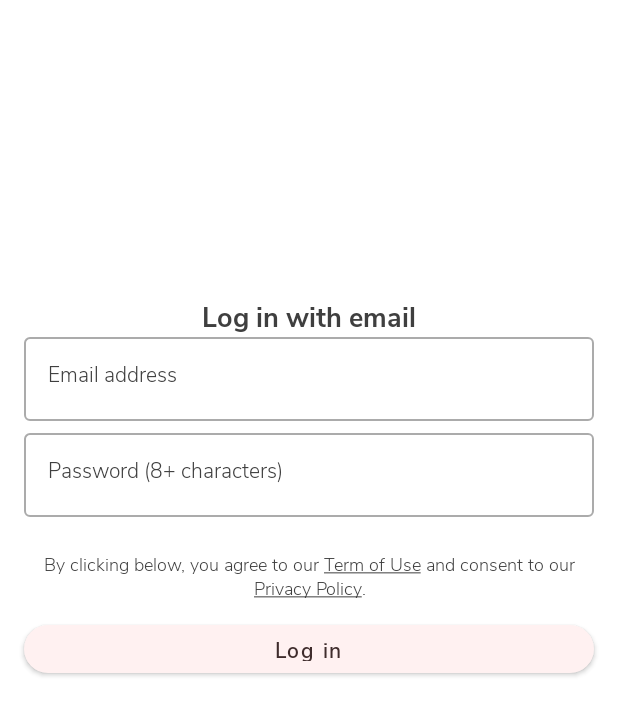
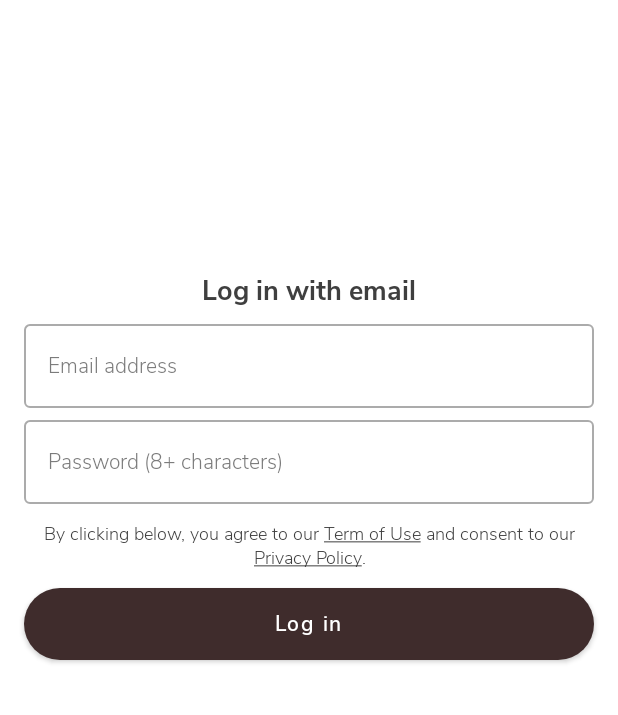
Before and after one commit to dalomo-net/week3-Speed-Round, an Android app built with Jetpack Compose: the screen it shows after launch (MainActivity), after a tap on "Log in", on a phone screen of 412 x 824 dp. Shown: the top 715 px of the screen. Run offline under Robolectric (Android 15) with nearby library versions, the phone set to English and light mode, and no system bars; our stand-ins replace accompanist; libraries missing offline, so code that uses them is left out: dev.chrisbanes.accompanist; missing, so only their content is drawn: ProvideWindowInsets.

Commit message:
comp login

```diff
--- a/app/src/main/java/com/example/androiddevchallenge/Login.kt
+++ b/app/src/main/java/com/example/androiddevchallenge/Login.kt
@@ -20,11 +20,13 @@ import androidx.compose.foundation.layout.Spacer
 import androidx.compose.foundation.layout.fillMaxWidth
 import androidx.compose.foundation.layout.height
 import androidx.compose.foundation.layout.padding
-import androidx.compose.foundation.layout.wrapContentSize
+import androidx.compose.foundation.layout.paddingFromBaseline
+import androidx.compose.foundation.text.KeyboardOptions
 import androidx.compose.material.Button
+import androidx.compose.material.ButtonDefaults
 import androidx.compose.material.MaterialTheme
 import androidx.compose.material.OutlinedTextField
-import androidx.compose.material.Scaffold
+import androidx.compose.material.Surface
 import androidx.compose.material.Text
 import androidx.compose.runtime.Composable
 import androidx.compose.runtime.mutableStateOf
@@ -33,6 +35,10 @@ import androidx.compose.ui.Alignment
 import androidx.compose.ui.Modifier
 import androidx.compose.ui.text.SpanStyle
 import androidx.compose.ui.text.buildAnnotatedString
+import androidx.compose.ui.text.input.KeyboardType
+import androidx.compose.ui.text.input.PasswordVisualTransformation
+import androidx.compose.ui.text.input.TextFieldValue
+import androidx.compose.ui.text.input.VisualTransformation
 import androidx.compose.ui.text.style.TextAlign
 import androidx.compose.ui.text.style.TextDecoration
 import androidx.compose.ui.text.withStyle
@@ -43,10 +49,10 @@ import androidx.navigation.compose.navigate
 @Composable
 fun Login(navController: NavController) {
 
-    var eaddress = remember { mutableStateOf("Email address") }
-    var pwd = remember { mutableStateOf("Password (8+ characters)") }
+    val eaddress = remember { mutableStateOf(TextFieldValue()) }
+    val pwd = remember { mutableStateOf(TextFieldValue()) }
 
-    Scaffold() {
+    Surface {
         Column(
             horizontalAlignment = Alignment.CenterHorizontally,
             modifier = Modifier.padding(16.dp)
@@ -54,8 +60,7 @@ fun Login(navController: NavController) {
             Text(
                 text = "Log in with email",
                 modifier = Modifier
-                    .padding(top = 184.dp)
-                    .wrapContentSize(),
+                    .paddingFromBaseline(top = 184.dp, bottom = 16.dp),
                 style = MaterialTheme.typography.h1
             )
 
@@ -65,18 +70,28 @@ fun Login(navController: NavController) {
                 modifier = Modifier
                     .fillMaxWidth()
                     .height(56.dp),
-                textStyle = MaterialTheme.typography.body1
+                singleLine = true,
+                placeholder = {
+                    Text(text = "Email address", style = MaterialTheme.typography.body1)
+                }
             )
 
             Spacer(modifier = Modifier.height(8.dp))
 
             OutlinedTextField(
                 value = pwd.value,
-                onValueChange = { pwd.value = it },
+                onValueChange = { pwd.value = it},
                 modifier = Modifier
                     .fillMaxWidth()
                     .height(56.dp),
-                textStyle = MaterialTheme.typography.body1
+                singleLine = true,
+                visualTransformation = PasswordVisualTransformation(),
+                keyboardOptions = KeyboardOptions(
+                    keyboardType = KeyboardType.Password
+                ),
+                placeholder = {
+                    Text(text = "Password (8+ characters)", style = MaterialTheme.typography.body1)
+                }
             )
 
             Text(
@@ -93,19 +108,19 @@ fun Login(navController: NavController) {
                 },
                 style = MaterialTheme.typography.body2,
                 textAlign = TextAlign.Center,
-                modifier = Modifier.padding(top = 24.dp)
+                modifier = Modifier.paddingFromBaseline(top = 24.dp,bottom = 16.dp)
             )
             Button(
                 onClick = { navController.navigate("home") },
                 shape = MaterialTheme.shapes.medium,
                 modifier = Modifier
                     .fillMaxWidth()
-                    .height(48.dp)
-                    .padding(top = 16.dp)
+                    .height(48.dp),
+                colors = ButtonDefaults.buttonColors(backgroundColor = MaterialTheme.colors.secondary)
             ) {
                 Text(
                     text = "Log in",
-                    color = MaterialTheme.colors.secondary,
+                    color = MaterialTheme.colors.background,
                     style = MaterialTheme.typography.button
                 )
             }
--- a/app/src/main/java/com/example/androiddevchallenge/MainActivity.kt
+++ b/app/src/main/java/com/example/androiddevchallenge/MainActivity.kt
@@ -30,7 +30,6 @@ import androidx.navigation.compose.composable
 import androidx.navigation.compose.rememberNavController
 import com.example.androiddevchallenge.ui.theme.MyTheme
 import dev.chrisbanes.accompanist.insets.ProvideWindowInsets
-import dev.chrisbanes.accompanist.insets.systemBarsPadding
 
 class MainActivity : AppCompatActivity() {
     override fun onCreate(savedInstanceState: Bundle?) {
@@ -50,7 +49,8 @@ class MainActivity : AppCompatActivity() {
 @Composable
 fun MyApp() {
 
-    Surface(color = MaterialTheme.colors.background,
+    Surface(
+        color = MaterialTheme.colors.background,
         modifier = Modifier.fillMaxSize()
     ) {
         val navController = rememberNavController()
```
